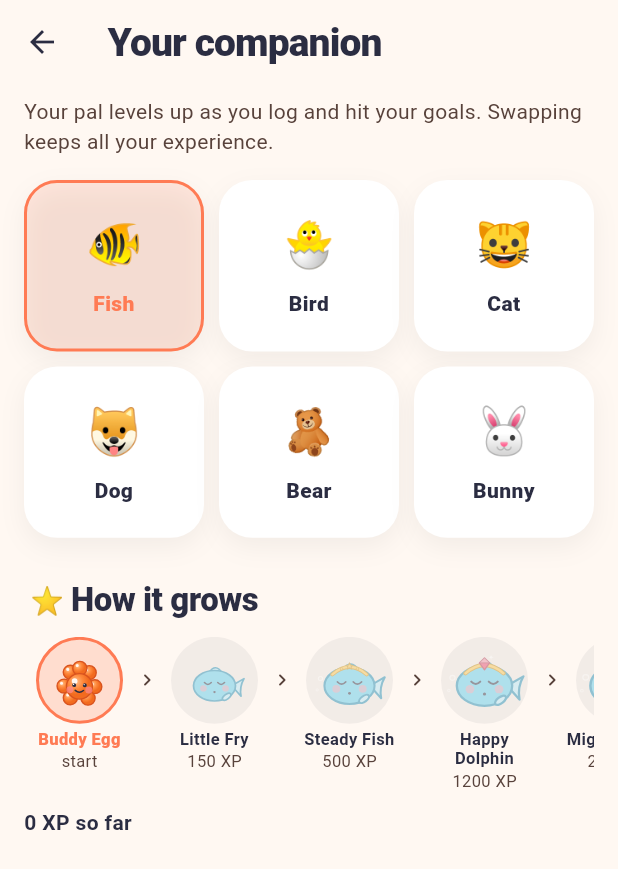
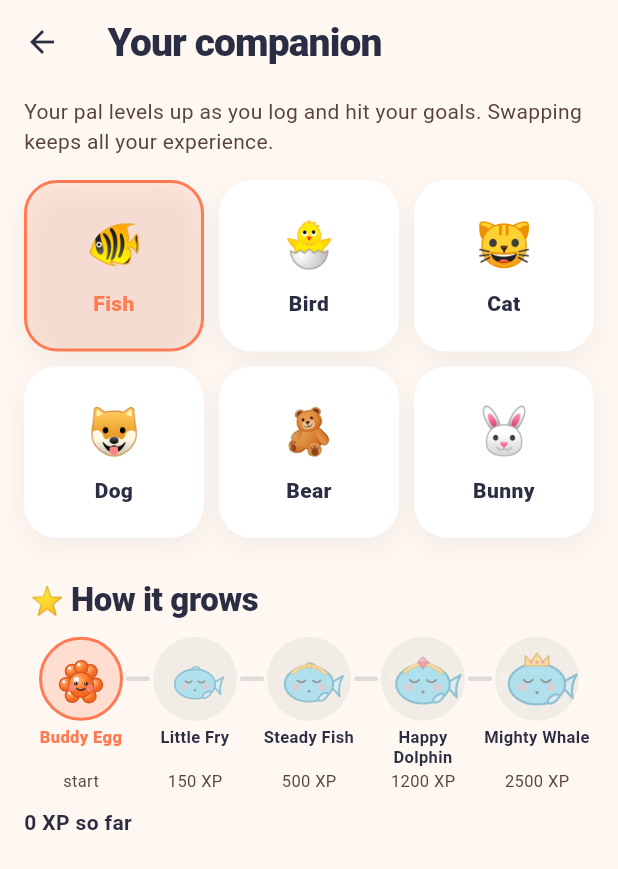
Before and after one commit to raycasan/glpals, a Flutter app: the SettingsScreen screen opened directly, after a tap on "Your companion", on a phone screen of 412 x 824 dp. Shown: the top 869 px of the screen. Run offline on Flutter 3.47's test engine with Material 3 defaults, Android fonts, the phone set to English and light mode, and no system bars; our stand-ins replace fl_chart, flutter_local_notifications, flutter_secure_storage, google_sign_in, image_picker, sqflite and 1 more; missing offline and left inert: home_widget; accounts and stored records are empty; statements that could not run were skipped.

Commit message:
Fit the whole evolution path on screen without scrolling
The stages were fixed-width in a horizontal scroller, so the last one or two
were always off the edge and the journey could not be read at a glance.
They now share the available width, the art shrinks to fit, and short
connectors in the gaps fill as experience is earned, which also frees the
space the chevrons used to take. Names reserve two lines so the experience
figures line up.

Co-Authored-By: Claude Opus 5 (1M context) <noreply@anthropic.com>

```diff
--- a/lib/widgets/pal_evolution.dart
+++ b/lib/widgets/pal_evolution.dart
@@ -1,10 +1,16 @@
 import 'package:flutter/material.dart';
 
+import '../xp.dart';
 import 'pal_art.dart';
 import 'pet.dart';
 
-/// All growth stages of a companion in a row, with the current one
-/// highlighted and the experience needed for each. Gently animated.
+/// Every growth stage of a companion on one line, with the current one
+/// highlighted and the experience each needs.
+///
+/// It never scrolls: the whole journey has to be readable at a glance, so the
+/// stages share the available width and the art shrinks to fit rather than
+/// running off the edge. A track behind the circles fills as experience is
+/// earned, which also replaces the chevrons that used to eat the space.
 class PalEvolution extends StatefulWidget {
   const PalEvolution({super.key, required this.species, required this.xp});
   final PetSpecies species;
@@ -31,33 +37,96 @@ class _PalEvolutionState extends State<PalEvolution>
 
   @override
   Widget build(BuildContext context) {
-    final scheme = Theme.of(context).colorScheme;
+    final stages = widget.species.stages;
     final current = widget.species.stageFor(widget.xp);
-    final stages = widget.species.stages;
-    return SingleChildScrollView(
-      scrollDirection: Axis.horizontal,
-      child: AnimatedBuilder(
+    final currentIndex = stages.indexOf(current);
+
+    return LayoutBuilder(
+      builder: (context, constraints) {
+        final width = constraints.maxWidth;
+        final cell = width / stages.length;
+        // Leaves a visible gap between circles for the connectors, while
+        // keeping the art big enough to still read as the companion.
+        final diameter = (cell - 16).clamp(28.0, 56.0);
+        final compact = cell < 62;
+        final gap = cell - diameter;
+
+        return AnimatedBuilder(
           animation: _c,
-        builder: (context, _) => Row(
+          builder: (context, _) => Stack(
+            children: [
+              // Connectors live in the gaps rather than behind the circles, so
+              // the circles can stay translucent and sit on any background.
+              for (var i = 0; i < stages.length - 1; i++)
+                Positioned(
+                  left: (i + 0.5) * cell + diameter / 2 + 2,
+                  width: gap - 4,
+                  top: diameter / 2 - 1.5,
+                  child: _Connector(
+                    // Full once the next stage is reached, part-filled while
+                    // working towards it, empty beyond.
+                    fill: i < currentIndex
+                        ? 1
+                        : i == currentIndex
+                            ? Xp.progress(widget.xp)
+                            : 0,
+                  ),
+                ),
+              Row(
                 crossAxisAlignment: CrossAxisAlignment.start,
                 children: [
-            for (var i = 0; i < stages.length; i++) ...[
-              if (i > 0)
-                Padding(
-                  padding: const EdgeInsets.only(top: 21),
-                  child: Icon(Icons.chevron_right_rounded,
-                      size: 16, color: scheme.onSurfaceVariant),
-                ),
-              _EvolutionCell(
+                  for (var i = 0; i < stages.length; i++)
+                    Expanded(
+                      child: _EvolutionCell(
                         species: widget.species,
                         index: i,
+                        diameter: diameter,
+                        compact: compact,
                         phase: (_c.value + i * .17) % 1,
                         unlocked: widget.xp >= stages[i].minXp,
-                current: stages[i] == current,
+                        current: i == currentIndex,
+                      ),
                     ),
                 ],
+              ),
             ],
           ),
+        );
+      },
+    );
+  }
+}
+
+/// The short line between two stages, filling as experience is earned.
+class _Connector extends StatelessWidget {
+  const _Connector({required this.fill});
+
+  /// 0 to 1.
+  final double fill;
+
+  @override
+  Widget build(BuildContext context) {
+    final scheme = Theme.of(context).colorScheme;
+    return SizedBox(
+      height: 3,
+      child: Stack(
+        children: [
+          Container(
+            decoration: BoxDecoration(
+              color: scheme.onSurface.withValues(alpha: .15),
+              borderRadius: BorderRadius.circular(999),
+            ),
+          ),
+          FractionallySizedBox(
+            widthFactor: fill.clamp(0.0, 1.0),
+            child: Container(
+              decoration: BoxDecoration(
+                color: scheme.primary,
+                borderRadius: BorderRadius.circular(999),
+              ),
+            ),
+          ),
+        ],
       ),
     );
   }
@@ -67,12 +136,16 @@ class _EvolutionCell extends StatelessWidget {
   const _EvolutionCell({
     required this.species,
     required this.index,
+    required this.diameter,
+    required this.compact,
     required this.phase,
     required this.unlocked,
     required this.current,
   });
   final PetSpecies species;
   final int index;
+  final double diameter;
+  final bool compact;
   final double phase;
   final bool unlocked;
   final bool current;
@@ -81,14 +154,12 @@ class _EvolutionCell extends StatelessWidget {
   Widget build(BuildContext context) {
     final scheme = Theme.of(context).colorScheme;
     final stage = species.stages[index];
-    return SizedBox(
-      width: 74,
-      child: Column(
+    return Column(
       mainAxisSize: MainAxisSize.min,
       children: [
         Container(
-            width: 58,
-            height: 58,
+          width: diameter,
+          height: diameter,
           decoration: BoxDecoration(
             shape: BoxShape.circle,
             color: current
@@ -102,30 +173,44 @@ class _EvolutionCell extends StatelessWidget {
             child: PalArt(
               species: species.id,
               stage: index,
-                size: 58,
+              size: diameter,
               phase: unlocked ? phase : .25,
               mood: unlocked ? PalMood.normal : PalMood.sleepy,
             ),
           ),
         ),
-          const SizedBox(height: 4),
-          Text(
+        const SizedBox(height: 5),
+        // Two lines are always reserved so the experience figures underneath
+        // line up, whether a name wraps or not.
+        SizedBox(
+          height: compact ? 25 : 27,
+          child: Padding(
+            padding: const EdgeInsets.symmetric(horizontal: 2),
+            child: Text(
               stage.name,
               textAlign: TextAlign.center,
               maxLines: 2,
+              overflow: TextOverflow.ellipsis,
               style: TextStyle(
-              fontSize: 11,
+                fontSize: compact ? 10 : 11,
                 height: 1.15,
                 fontWeight: current ? FontWeight.w800 : FontWeight.w600,
                 color: current ? scheme.primary : scheme.onSurface,
               ),
             ),
+          ),
+        ),
         Text(
-            stage.minXp == 0 ? 'start' : '${stage.minXp} XP',
-            style: TextStyle(fontSize: 11, color: scheme.onSurfaceVariant),
+          stage.minXp == 0
+              ? 'start'
+              : compact
+                  ? '${stage.minXp}'
+                  : '${stage.minXp} XP',
+          maxLines: 1,
+          style: TextStyle(
+              fontSize: compact ? 10 : 11, color: scheme.onSurfaceVariant),
         ),
       ],
-      ),
     );
   }
 }
```
Lines whose indentation alone changed are shown as unchanged.
